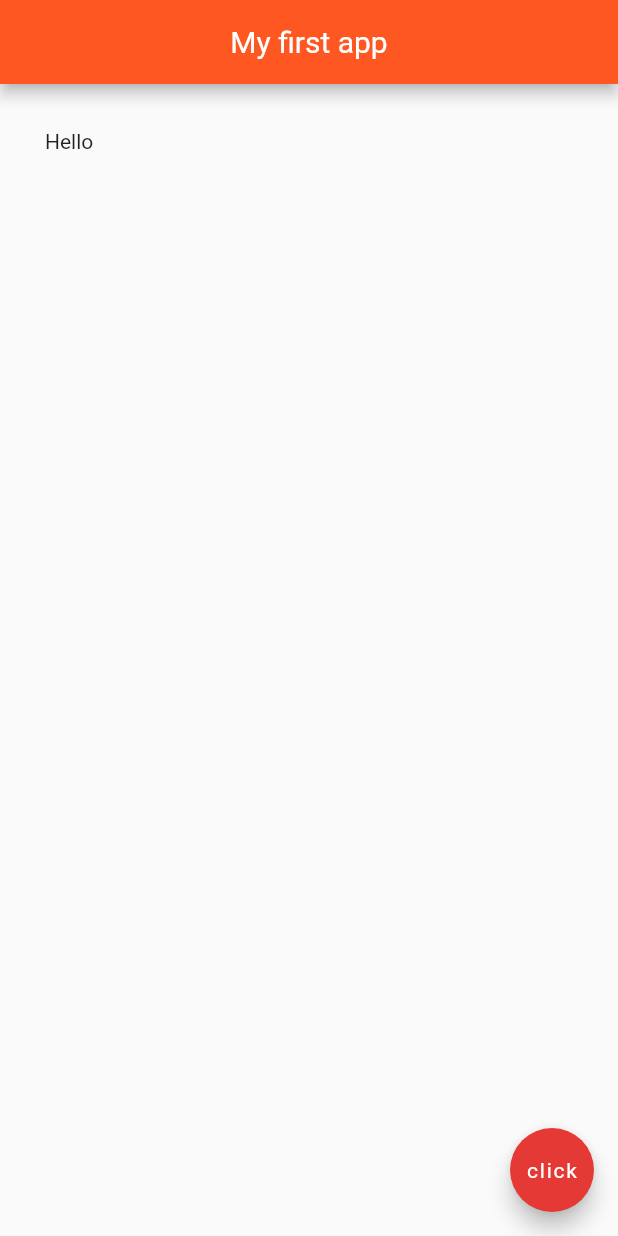
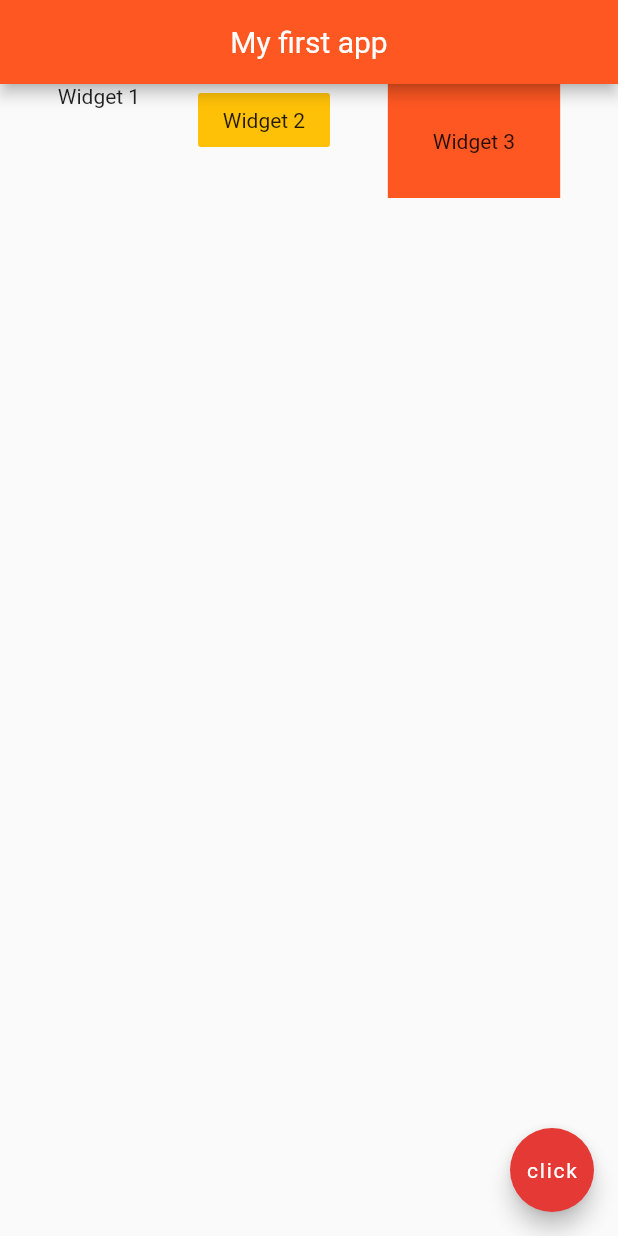
Before and after one commit to casprief/my_first_app, a Flutter app: the screen it shows after launch, on a phone screen of 412 x 824 dp. Run offline on Flutter 3.47's test engine with Material 2 defaults, Android fonts, the light colour scheme and no system bars.

Commit message:
Implement rows

```diff
--- a/lib/main.dart
+++ b/lib/main.dart
@@ -16,9 +16,22 @@ class Home extends StatelessWidget {
         centerTitle: true,
         backgroundColor: Colors.deepOrange,
       ),
-      body: Padding(
-        child: Text('Hello'),
-        padding: EdgeInsets.all(30.0),
+      body: Row(
+        mainAxisAlignment: MainAxisAlignment.spaceEvenly,
+        crossAxisAlignment: CrossAxisAlignment.start,
+        children: <Widget>[
+          Text('Widget 1'),
+          FlatButton(
+              onPressed: (){},
+              child: Text('Widget 2'),
+              color: Colors.amber,
+          ),
+          Container(
+            color: Colors.deepOrange,
+            padding: EdgeInsets.all(30.0),
+            child: Text('Widget 3'),
+          )
+        ],
       ),
       floatingActionButton: FloatingActionButton(
         onPressed: () {},
```
